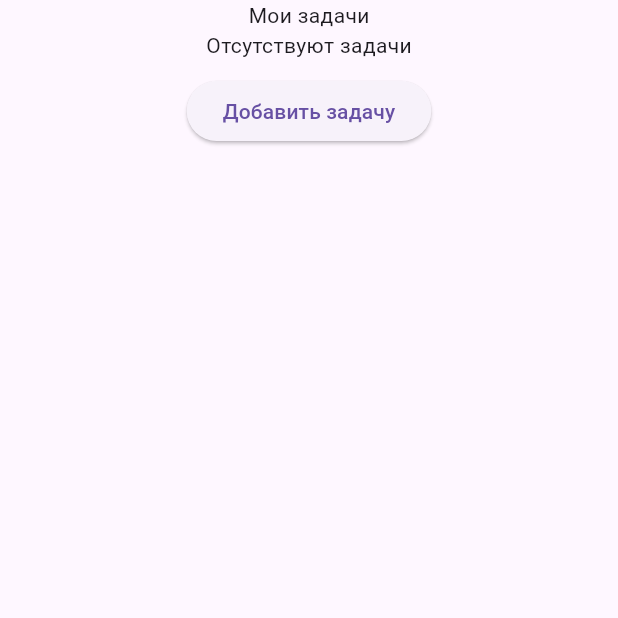
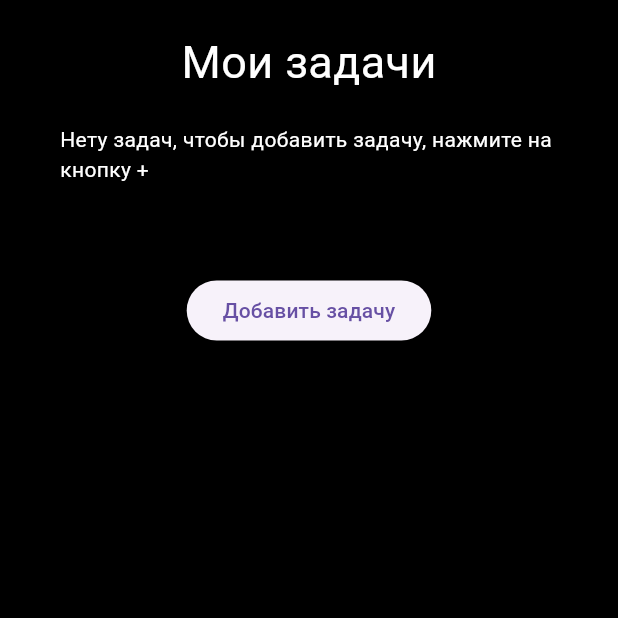
Before and after one commit to IILLUMINATION/todoFlutter, a Flutter app: the TasksScreen screen opened directly, on a phone screen of 412 x 824 dp, the top half of it. Run offline on Flutter 3.47's test engine with Material 3 defaults, Android fonts, the phone set to English and light mode, and no system bars; our stand-ins replace flutter_riverpod, hive, hive_flutter; accounts and stored records are empty.

Commit message:
Добавил зависимость для генерации уникального id, обновил модель задачи добавил уникальный айди, так при создании теперь передаётся тоже уникальный id, немного улучшил дизайн

```diff
--- a/lib/models/task.dart
+++ b/lib/models/task.dart
@@ -8,6 +8,8 @@ class Task {
   String text;
   @HiveField(1)
   bool done;
+  @HiveField(2)
+  final String id;
 
-  Task(this.done, this.text);
+  Task(this.done, this.text, this.id);
 }
--- a/lib/screens/create_task_screen.dart
+++ b/lib/screens/create_task_screen.dart
@@ -1,6 +1,7 @@
 import 'package:flutter/material.dart';
 import 'package:hive/hive.dart';
 import 'package:todo_flutter/models/task.dart';
+import 'package:uuid/uuid.dart';
 
 class CreateTaskScreen extends StatelessWidget {
   final VoidCallback onTaskAdded;
@@ -25,7 +26,8 @@ class CreateTaskScreen extends StatelessWidget {
 
                 if (text.isNotEmpty) {
                   final box = Hive.box<Task>("tasks");
-                  box.add(Task(false, text));
+                  final newId = const Uuid().v4();
+                  box.put(newId, Task(false, text, newId));
 
                   textFieldController.clear();
                   Navigator.pop(context);
--- a/lib/screens/tasks_screen.dart
+++ b/lib/screens/tasks_screen.dart
@@ -1,7 +1,29 @@
 import 'package:flutter/material.dart';
 import 'package:flutter_riverpod/flutter_riverpod.dart';
+import 'package:hive/hive.dart';
+import 'package:todo_flutter/models/task.dart';
 import 'package:todo_flutter/providers/tasks_provider.dart';
 import 'package:todo_flutter/screens/create_task_screen.dart';
+
+class NoneTasks extends StatelessWidget {
+  const NoneTasks({super.key});
+
+  @override
+  Widget build(BuildContext context) {
+    return Padding(
+      padding: const EdgeInsets.all(20),
+      child: Column(
+        children: [
+          Text(
+            "Нету задач, чтобы добавить задачу, нажмите на кнопку +",
+            style: TextStyle(color: Colors.white),
+          ),
+          SizedBox(height: 20),
+        ],
+      ),
+    );
+  }
+}
 
 class TasksScreen extends ConsumerWidget {
   const TasksScreen({super.key});
@@ -14,7 +36,40 @@ class TasksScreen extends ConsumerWidget {
 
       if (tasks.length > 0) {
         for (int i = 0; i < tasks.length; i++) {
-          widgets.add(Text("Задача: ${tasks[i].text}"));
+          widgets.add(
+            Row(
+              key: ValueKey(tasks[i].id),
+              children: [
+                Icon(Icons.note),
+                SizedBox(width: 10),
+                Text(
+                  tasks[i].text,
+                  style: TextStyle(fontSize: 30, color: Colors.white),
+                ),
+                SizedBox(width: 10),
+                Checkbox(
+                  value: tasks[i].done,
+                  onChanged: (bool? value) {
+                    final box = Hive.box<Task>("tasks");
+
+                    tasks[i].done = value ?? false;
+                    box.put(tasks[i].id, tasks[i]);
+                    ref.invalidate(tasksProvider);
+                  },
+                ),
+                SizedBox(width: 10),
+                IconButton(
+                  onPressed: () {
+                    final box = Hive.box<Task>("tasks");
+                    box.delete(tasks[i].id);
+                    ref.invalidate(tasksProvider);
+                  },
+                  icon: Icon(Icons.delete, color: Colors.white),
+                ),
+              ],
+            ),
+          );
+          widgets.add(SizedBox(height: 30));
         }
         return widgets;
       } else {
@@ -23,18 +78,27 @@ class TasksScreen extends ConsumerWidget {
     }
 
     return Scaffold(
-      body: Center(
+      backgroundColor: Colors.black,
+      body: Container(
+        padding: EdgeInsets.all(20),
+        child: Center(
           child: Column(
             children: [
-            Text("Мои задачи"),
-            ..._buildTasks(),
-            SizedBox(height: 10),
+              Text(
+                "Мои задачи",
+                style: TextStyle(color: Colors.white, fontSize: 30),
+              ),
+              if (tasks.isEmpty)
+                NoneTasks()
+              else
+                Expanded(
+                  child: SingleChildScrollView(
+                    child: Column(children: [..._buildTasks()]),
+                  ),
+                ),
+              SizedBox(height: 20),
               ElevatedButton(
                 onPressed: () {
-                /*                 final box = Hive.box<Task>("tasks");
-                box.add(Task(false, "Тестовая задача"));
-                ref.invalidate(tasksProvider); */
-
                   Navigator.push(
                     context,
                     MaterialPageRoute(
@@ -51,6 +115,7 @@ class TasksScreen extends ConsumerWidget {
             ],
           ),
         ),
+      ),
     );
   }
 }
--- a/pubspec.yaml
+++ b/pubspec.yaml
@@ -38,6 +38,7 @@ dependencies:
   file_picker: ^10.3.3
   hive_flutter: ^1.1.0
   flutter_riverpod: ^3.0.3
+  uuid: ^4.5.1
 
 dev_dependencies:
   flutter_test:
```
Also changed, not shown: lib/models/task.g.dart, pubspec.lock. Lines whose indentation alone changed are shown as unchanged.
